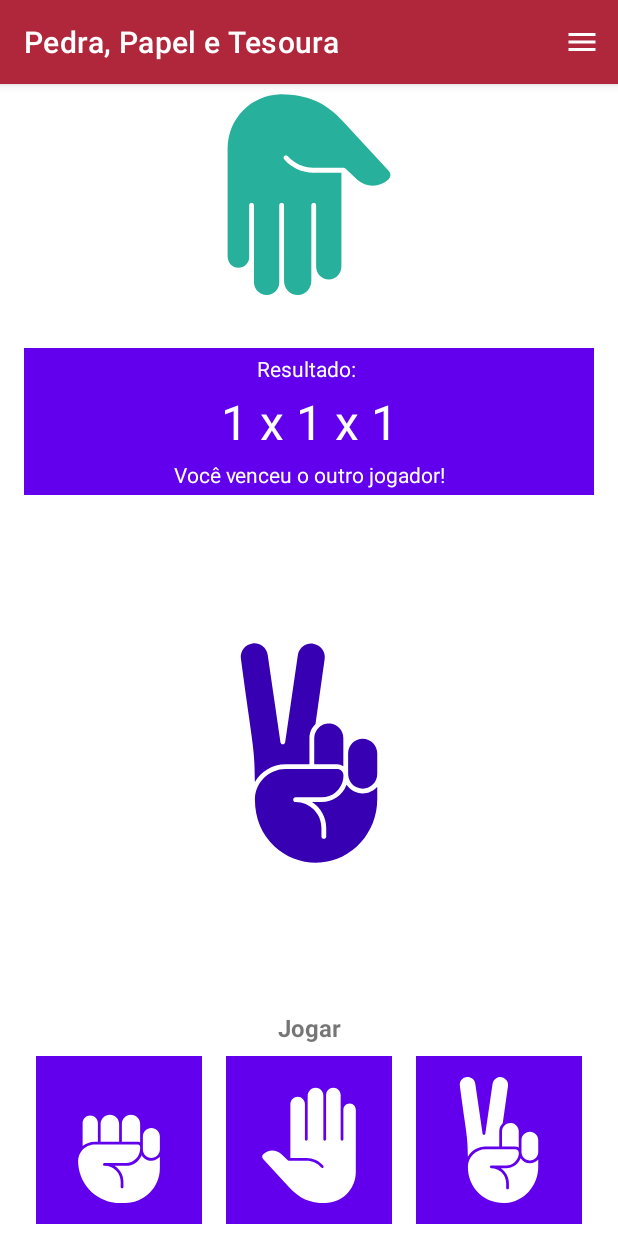
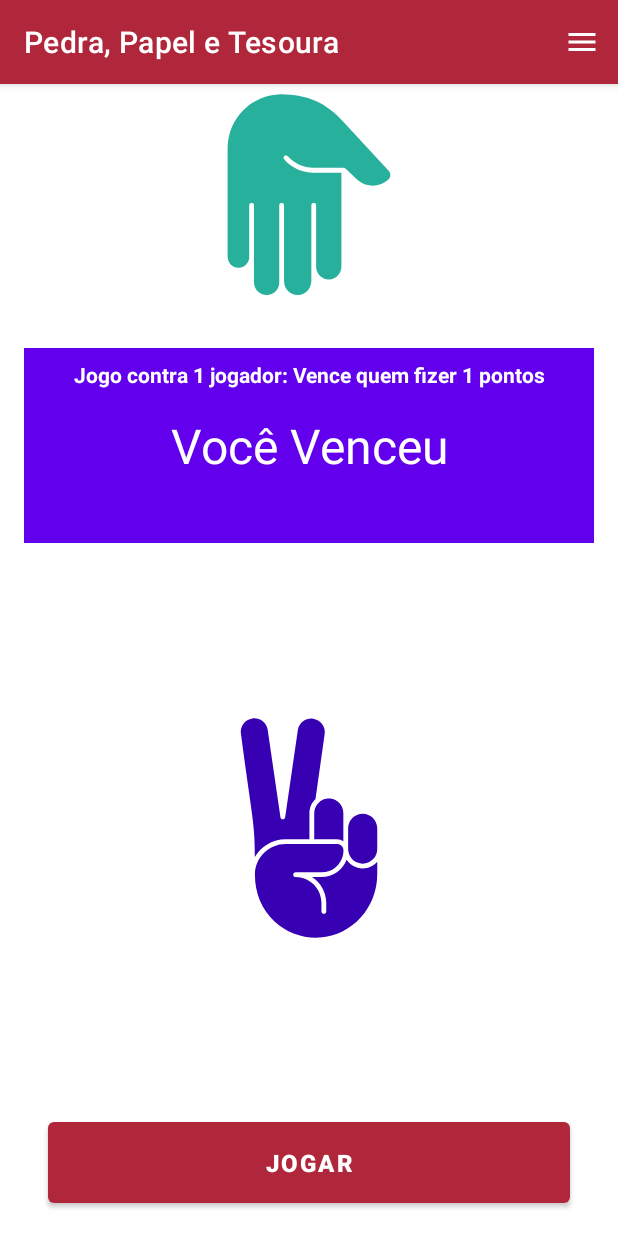
Before and after one commit to fernandosantis/PedraPapelTesoura, an Android app: the screen it shows after launch (MainActivity), after a tap on an icon or button, on a phone screen of 412 x 824 dp. Run offline under Robolectric (Android 15) with nearby library versions, the phone set to English and light mode, and no system bars; 3 other taps on this screen came first.

Commit message:
Finalizando Projeto

```diff
--- a/app/src/main/kotlin/br/edu/ifsp/scl/sdm/pedrapapeltesoura/MainActivity.kt
+++ b/app/src/main/kotlin/br/edu/ifsp/scl/sdm/pedrapapeltesoura/MainActivity.kt
@@ -5,12 +5,12 @@ import android.os.Bundle
 import android.view.Menu
 import android.view.MenuItem
 import android.view.View
-import android.widget.Toast
 import androidx.activity.result.ActivityResultLauncher
 import androidx.activity.result.contract.ActivityResultContracts
 import androidx.appcompat.app.AppCompatActivity
 import br.edu.ifsp.scl.sdm.pedrapapeltesoura.databinding.ActivityMainBinding
 import kotlin.random.Random
+import kotlin.system.exitProcess
 
 class MainActivity : AppCompatActivity(), View.OnClickListener {
     // Binding
@@ -23,6 +23,10 @@ class MainActivity : AppCompatActivity(), View.OnClickListener {
 
     // Valores: Pedra=0, Papel=1, Tesoura=2
     private var maos = arrayOf(R.drawable.img_pedra, R.drawable.img_papel, R.drawable.img_tesoura)
+
+    private var p0 = 0
+    private var p1 = 0
+    private var p2 = 0
 
     companion object {
         var JOGADAS = 1
@@ -44,6 +48,7 @@ class MainActivity : AppCompatActivity(), View.OnClickListener {
         binding.imbtPedra.setOnClickListener(this)
         binding.imbtPapel.setOnClickListener(this)
         binding.imbtTesoura.setOnClickListener(this)
+        binding.btnJogar.setOnClickListener(this)
 
 /*
         savedInstanceState?.getString(PLAYERS).takeIf { it != null }.apply { PLAYERS = this.toString() }
@@ -54,13 +59,12 @@ class MainActivity : AppCompatActivity(), View.OnClickListener {
             registerForActivityResult(ActivityResultContracts.StartActivityForResult()) { resultado ->
                 if (resultado?.resultCode == RESULT_OK) {
                     with(resultado) {
-                        data?.getIntExtra("PLAYERS",1).takeIf { it != null }
-                            .let { PLAYERS= it ?: 1 }
-                        data?.getIntExtra("JOGADAS",1).takeIf { it != null }
+                        data?.getIntExtra("PLAYERS", 1).takeIf { it != null }
+                            .let { PLAYERS = it ?: 1 }
+                        data?.getIntExtra("JOGADAS", 1).takeIf { it != null }
                             .let { JOGADAS = it ?: 1 }
                     }
                 }
-                Toast.makeText(this@MainActivity, "Players $PLAYERS : Rodadas: $JOGADAS", Toast.LENGTH_SHORT).show()
                 limpaCampos()
             }
     }
@@ -70,6 +74,12 @@ class MainActivity : AppCompatActivity(), View.OnClickListener {
             R.id.imbtPedra -> escolha = 0
             R.id.imbtPapel -> escolha = 1
             R.id.imbtTesoura -> escolha = 2
+            R.id.btn_jogar -> {
+                view.visibility = View.INVISIBLE
+                binding.llJogar.visibility = View.VISIBLE
+                limpaCampos()
+                return
+            }
         }
         binding.imgJogador.setImageResource(maos[escolha])
         // Checa Qtd de Oponentes
@@ -92,11 +102,8 @@ class MainActivity : AppCompatActivity(), View.OnClickListener {
         return when (item.itemId) {
             R.id.opt_opcoes -> {
                 val opcoesIntent = Intent(this, OpcoesActivity::class.java)
-                with(binding) {
-                    opcoesIntent.putExtra("PLAYERS", PLAYERS)
-
-                    opcoesIntent.putExtra("JOGADAS", JOGADAS)
-                }
+                opcoesIntent.putExtra("PLAYERS", PLAYERS)
+                opcoesIntent.putExtra("JOGADAS", JOGADAS)
                 opcoesActivityResultLauncher.launch(opcoesIntent)
                 true
             }
@@ -117,7 +124,7 @@ class MainActivity : AppCompatActivity(), View.OnClickListener {
         binding.imgOponente2.visibility = View.GONE
         binding.llResultadosJogador.visibility = View.VISIBLE
         binding.lblResultado.text = resultado1(escolha, escolhaOp1)
-        binding.lblResultado.visibility = View.VISIBLE
+        placar()
     }
 
     private fun jogar2Op() {
@@ -131,7 +138,7 @@ class MainActivity : AppCompatActivity(), View.OnClickListener {
         binding.imgOponente2.rotation = 225f
         binding.llResultadosJogador.visibility = View.VISIBLE
         binding.lblResultado.text = resultado2(escolha, escolhaOp1, escolhaOp2)
-        binding.lblResultado.visibility = View.VISIBLE
+        placar()
     }
 
     private fun compara(v1: Int, v2: Int): Int {
@@ -145,36 +152,117 @@ class MainActivity : AppCompatActivity(), View.OnClickListener {
     }
 
     private fun resultado1(v1: Int, v2: Int): String {
-        return when (compara(v1, v2)) {
-            1 -> "Você venceu o outro jogador!"
-            -1 -> "Você perdeu de seu oponente!"
-            else -> "Vocês Empataram!"
+        when (compara(v1, v2)) {
+            1 -> {
+                p0++
+                return "Você venceu o outro jogador!"
+            }
+            -1 -> {
+                p1++
+                return "Você perdeu de seu oponente!"
+            }
+            else -> return "Vocês Empataram!"
         }
     }
 
     private fun resultado2(v1: Int, v2: Int, v3: Int): String {
         val v1v2: Int = compara(v1, v2) * 3
         val v1v3: Int = compara(v1, v3) * 7
-        return when (v1v2 + v1v3) {
-            0 -> "Empate: Todos Jogaram igual."
-            7 -> "Você e o Jogador 1 diviram o prêmio de vencedor."
-            -7 -> "Você empatou com o Jogador 1 mas perderam do Jogador 2, que foi o vencedor!"
-            3 -> "Você Ganhou do Jogador 1 e dividiu o prêmio com o Jogador 2."
-            10 -> "Parabéns! Você venceu a todos os oponentes"
-            -3 -> "O Jogador 1 venceu! Você e o Jogador 2 empataram."
-            -10 -> "Você levou uma lavada e perdeu de ambos."
-            else -> "Todos jogaram diferente. Então não houve vencedores."
+        when (v1v2 + v1v3) {
+            0 -> {
+                return "Empate: Todos Jogaram igual."
+            }
+            7 -> {
+                p0++
+                p1++
+                return "Você e o Jogador 1 diviram o prêmio de vencedor."
+            }
+            -7 -> {
+                p2++
+                p2++
+                return "Você empatou com o Jogador 1 mas perderam do Jogador 2, que foi o vencedor!"
+            }
+            3 -> {
+                p0++
+                p2++
+                return "Você Ganhou do Jogador 1 e dividiu o prêmio com o Jogador 2."
+            }
+            10 -> {
+                p0++
+                p0++
+                return "Parabéns! Você venceu a todos os oponentes"
+            }
+            -3 -> {
+                p1++
+                p1++
+                return "O Jogador 1 venceu! Você e o Jogador 2 empataram."
+            }
+            -10 -> {
+                p1++
+                p2++
+                return "Você levou uma lavada e perdeu de ambos."
+            }
+            else -> {
+                return "Todos jogaram diferente. Então não houve vencedores."
+            }
         }
     }
 
     private fun limpaCampos() {
+
         binding.llResultadoOponentes.visibility = View.INVISIBLE
         binding.imgOponente2.visibility = View.VISIBLE
         binding.llResultadosJogador.visibility = View.INVISIBLE
-        binding.lblResultado.visibility = View.INVISIBLE
-        binding.lblResultado.text = ""
         binding.imbtPedra.setBackgroundColor(getColor(corP))
         binding.imbtPapel.setBackgroundColor(getColor(corP))
         binding.imbtTesoura.setBackgroundColor(getColor(corP))
+        zera()
+        placar()
+    }
+
+    private fun placar() {
+        when (PLAYERS) {
+            1 -> {
+                binding.lblJogadas.text = "Jogo contra 1 jogador: Vence quem fizer $JOGADAS pontos"
+                if (p0 == JOGADAS) {
+                    binding.lblPontos.text = "Você Venceu"
+                    zera(2)
+                } else if (p1 == JOGADAS) {
+                    binding.lblPontos.text = "Jogador 1 Venceu"
+                    zera(2)
+                } else {
+                    binding.lblPontos.text = "$p0 x $p1"
+                }
+            }
+            2 -> {
+                binding.lblJogadas.text = "Jogo contra 2 jogadores: Vence quem fizer ${JOGADAS * 2} pontos"
+                if (p0 >= JOGADAS * 2) {
+                    binding.lblPontos.text = "Você Venceu"
+                    zera(2)
+                } else if (p1 >= JOGADAS * 2) {
+                    binding.lblPontos.text = "Jogador 1 Venceu"
+                    zera(2)
+                } else if (p2 >= JOGADAS * 2) {
+                    binding.lblPontos.text = "Jogador 2 Venceu"
+                    zera(2)
+                } else {
+                    binding.lblPontos.text = "$p0 x $p1 x $p2"
+                }
+            }
+            else -> {
+                binding.lblPontos.text = ""
+            }
+        }
+    }
+    private fun zera(jgar: Int = 0) {
+        p0 = 0
+        p1 = 0
+        p2 = 0
+        binding.lblResultado.text = ""
+        if (jgar> 0) {
+            binding.llJogar.visibility = View.GONE
+            binding.btnJogar.visibility = View.VISIBLE
+        }
+
     }
 }
--- a/app/src/main/res/layout/activity_main.xml
+++ b/app/src/main/res/layout/activity_main.xml
@@ -55,11 +55,11 @@
     <TextView
         android:id="@+id/lbl_Jogadas"
         android:layout_width="0dp"
-        android:padding="4dp"
+        android:padding="8dp"
         android:layout_height="wrap_content"
         android:layout_marginTop="16dp"
         android:background="@color/design_default_color_primary"
-
+        android:textStyle="bold"
         android:text="Resultado: "
         android:textAlignment="center"
         android:textColor="@color/design_default_color_on_primary"
@@ -75,8 +75,10 @@
         android:layout_height="wrap_content"
         android:background="@color/design_default_color_primary"
         android:text="1 x 1 x 1"
+        android:padding="8dp"
         android:textAlignment="center"
         android:textSize="32sp"
+
         android:textColor="@color/design_default_color_on_primary"
         app:layout_constraintEnd_toEndOf="@id/guiEnd"
         app:layout_constraintStart_toStartOf="@id/guiStart"
@@ -89,7 +91,7 @@
         android:layout_height="wrap_content"
         android:layout_marginBottom="16dp"
         android:background="@color/design_default_color_primary"
-        android:padding="4dp"
+        android:padding="8dp"
         android:text="Resultado: "
         android:textAlignment="center"
         android:textColor="@color/design_default_color_on_primary"
@@ -110,7 +112,7 @@
         app:layout_constraintEnd_toEndOf="@id/guiEnd"
         app:layout_constraintStart_toStartOf="@id/guiStart"
         app:layout_constraintTop_toBottomOf="@id/lbl_Resultado"
-        app:layout_constraintBottom_toTopOf="@id/lbl_Jogar"
+        app:layout_constraintBottom_toTopOf="@id/btn_jogar"
         >
 
         <ImageView
@@ -125,15 +127,15 @@
     </LinearLayout>
 
 
-    <TextView
-        android:id="@+id/lbl_Jogar"
+    <Button
+        android:id="@+id/btn_jogar"
         android:layout_width="0dp"
         android:layout_height="wrap_content"
-        android:layout_marginTop="16dp"
+        android:layout_margin="16dp"
         android:text="Jogar"
-        android:textAlignment="center"
         android:textSize="16dp"
         android:textStyle="bold"
+        android:padding="16dp"
         app:layout_constraintBottom_toTopOf="@id/ll_Jogar"
         app:layout_constraintEnd_toEndOf="@id/guiEnd"
         app:layout_constraintStart_toStartOf="@id/guiStart" />
@@ -143,6 +145,7 @@
         android:layout_width="0dp"
         android:layout_height="128dp"
         android:orientation="horizontal"
+        android:visibility="gone"
         app:layout_constraintBottom_toBottomOf="parent"
         app:layout_constraintEnd_toEndOf="@id/guiEnd"
         app:layout_constraintStart_toStartOf="@id/guiStart">
```
